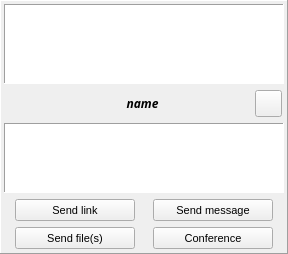
Homer-Conferencing/Homer-Conferencing, file Homer/forms/MessageWidget.ui: the form before one commit.
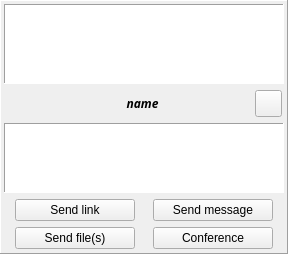
The form after the commit. Icons and pictures are not drawn. Custom widgets are drawn as their Qt base class.

Diff of the .ui file:
```diff
--- a/Homer/forms/MessageWidget.ui
+++ b/Homer/forms/MessageWidget.ui
@@ -348,7 +348,7 @@
           </property>
           <property name="font">
            <font>
-            <pointsize>8</pointsize>
+            <pointsize>9</pointsize>
            </font>
           </property>
           <property name="toolTip">
@@ -404,7 +404,7 @@
           </property>
           <property name="font">
            <font>
-            <pointsize>8</pointsize>
+            <pointsize>9</pointsize>
            </font>
           </property>
           <property name="toolTip">
@@ -474,7 +474,7 @@
           </property>
           <property name="font">
            <font>
-            <pointsize>8</pointsize>
+            <pointsize>9</pointsize>
            </font>
           </property>
           <property name="toolTip">
@@ -530,7 +530,7 @@
           </property>
           <property name="font">
            <font>
-            <pointsize>8</pointsize>
+            <pointsize>9</pointsize>
            </font>
           </property>
           <property name="toolTip">
```
